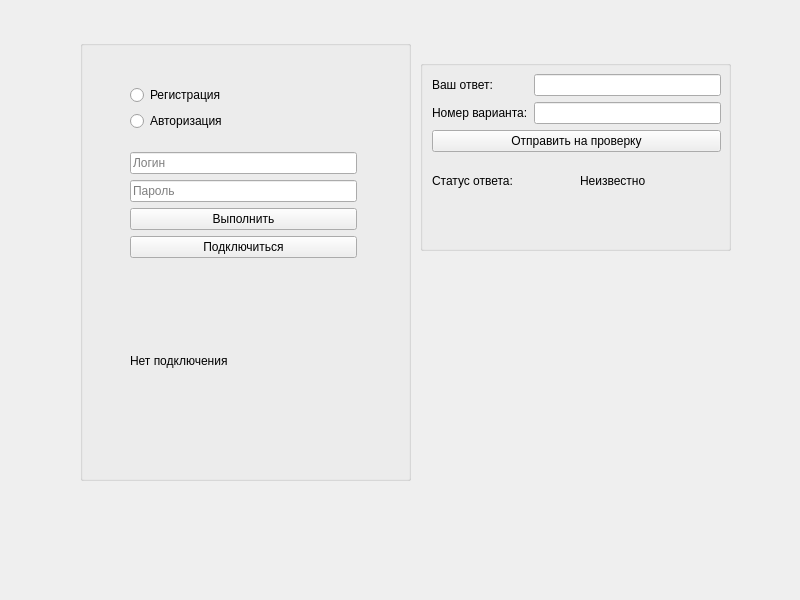
2eFoLt/title-template, file echoClient/mainwindow.ui: the form before one commit.
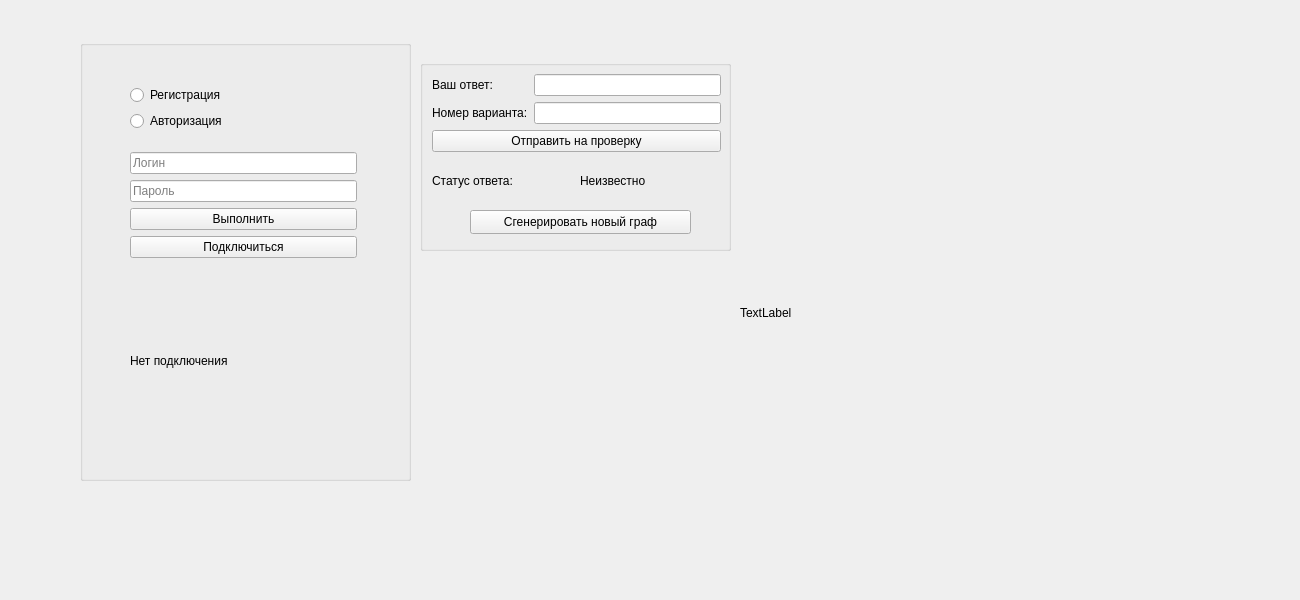
The form after the commit.

Commit message: add-graph-client

```diff
--- a/echoClient/mainwindow.ui
+++ b/echoClient/mainwindow.ui
@@ -6,10 +6,16 @@
    <rect>
     <x>0</x>
     <y>0</y>
-    <width>800</width>
+    <width>1300</width>
     <height>600</height>
    </rect>
   </property>
+  <property name="sizePolicy">
+   <sizepolicy hsizetype="Preferred" vsizetype="Preferred">
+    <horstretch>0</horstretch>
+    <verstretch>0</verstretch>
+   </sizepolicy>
+  </property>
   <property name="windowTitle">
    <string>Title-template</string>
   </property>
@@ -201,6 +207,32 @@
       </item>
      </layout>
     </widget>
+    <widget class="QPushButton" name="rerollGraph">
+     <property name="geometry">
+      <rect>
+       <x>50</x>
+       <y>150</y>
+       <width>221</width>
+       <height>24</height>
+      </rect>
+     </property>
+     <property name="text">
+      <string>Сгенерировать новый граф</string>
+     </property>
+    </widget>
+   </widget>
+   <widget class="QLabel" name="label_3">
+    <property name="geometry">
+     <rect>
+      <x>740</x>
+      <y>50</y>
+      <width>525</width>
+      <height>525</height>
+     </rect>
+    </property>
+    <property name="text">
+     <string>TextLabel</string>
+    </property>
    </widget>
   </widget>
   <action name="action">
```
The commit also changes 16 other files.
